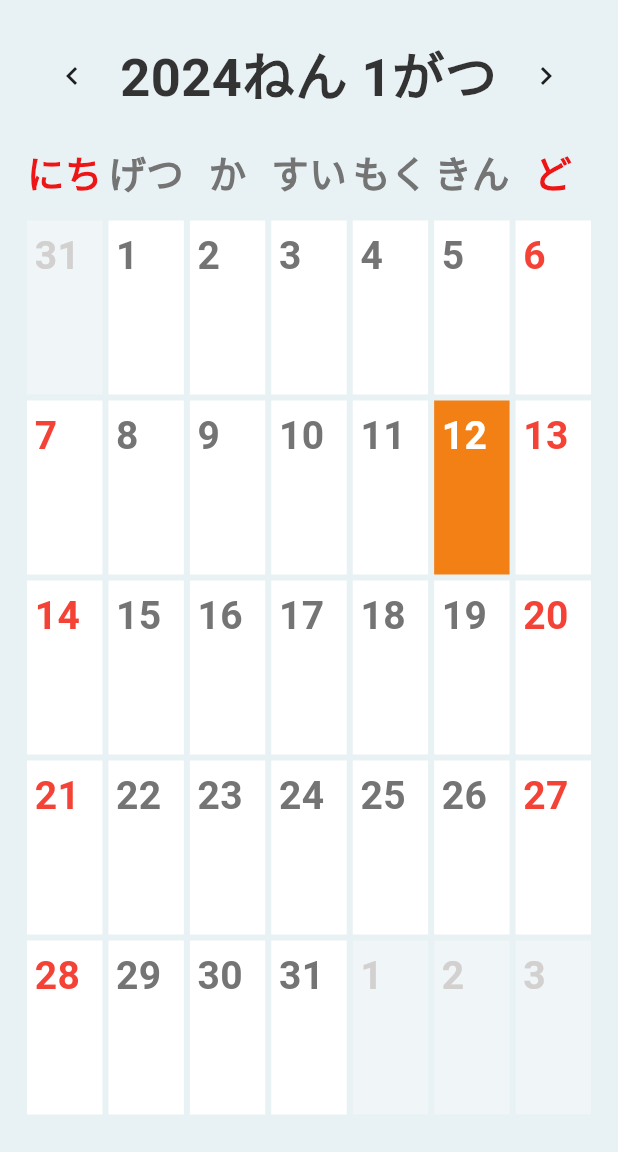
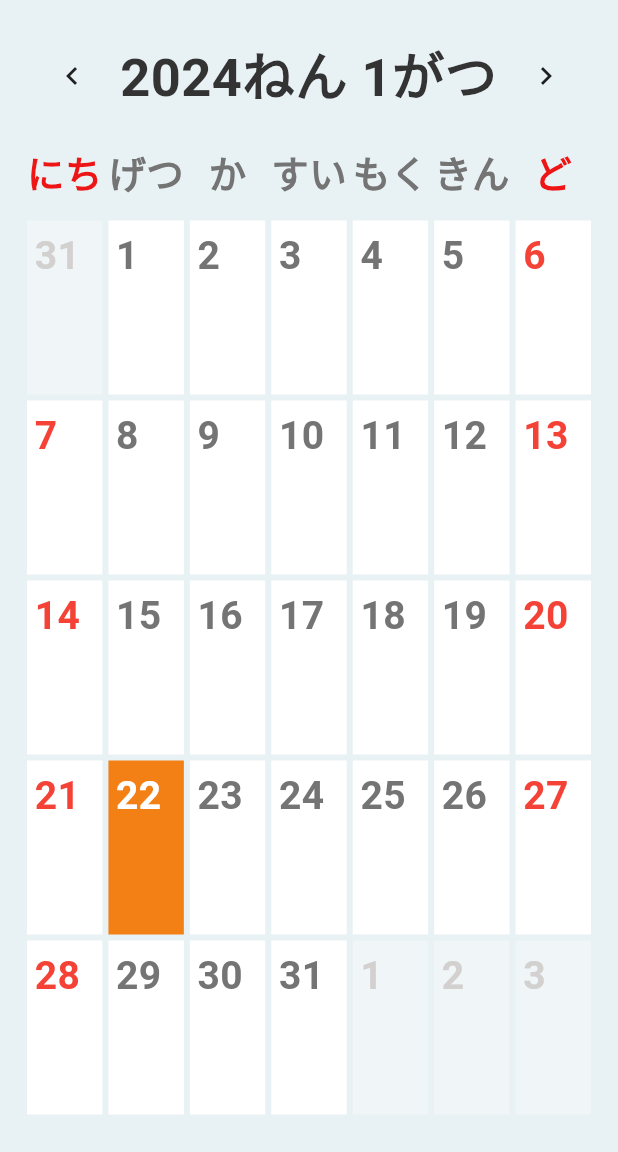
Before and after one commit to BTC5-team1-noside/Motta_student, a Flutter app: the CalendarPage screen opened directly with empty values, on a phone screen of 412 x 824 dp, the part 84-1236 px from its top. Run offline on Flutter 3.47's test engine with Material 3 defaults, Android fonts, the phone set to English and light mode, and no system bars; drawn by our look-alikes of table_calendar; our stand-ins replace audioplayers, device_preview, flutter_tts, just_audio, speech_to_text; network calls fail.

Commit message:
カレンダーとログインページをデモ用に変更

```diff
--- a/lib/screens/calendar_page.dart
+++ b/lib/screens/calendar_page.dart
@@ -27,6 +27,7 @@ class _CalendarPageState extends State<CalendarPage> {
   late List _data;
   late int _studentId;
   late AudioPlayer _bgmController;
+  late final DateTime _selected = DateTime(2024, 1, 22);
 
   @override
   void initState() {
@@ -90,7 +91,8 @@ class _CalendarPageState extends State<CalendarPage> {
                           },
                         ),
                         focusedDay: DateTime.now(),
-                        // focusedDay: DateTime(2024, 1, 10),
+
+                        // focusedDay: DateTime(2024, 1, 22),
                         firstDay: DateTime.utc(2022, 4, 1),
                         lastDay: DateTime.utc(2025, 12, 31),
                         locale: Localizations.localeOf(context).languageCode,
@@ -114,7 +116,32 @@ class _CalendarPageState extends State<CalendarPage> {
                           defaultTextStyle: TextStyle(fontSize: 21),
                           isTodayHighlighted: true,
                         ),
+                        selectedDayPredicate: (DateTime date) {
+                          // 選択中の日付を判定し、その日付の場合にtrueを返します
+                          return isSameDay(_selected, date);
+                        },
+
                         calendarBuilders: CalendarBuilders(
+                          selectedBuilder: (context, date, events) {
+                            return Container(
+                              margin: const EdgeInsets.all(2.0),
+                              alignment: Alignment.topLeft,
+                              decoration: const BoxDecoration(
+                                color: Color.fromARGB(255, 243, 128, 21),
+                              ),
+                              child: Padding(
+                                padding: const EdgeInsets.only(left: 5, top: 5),
+                                child: Text(
+                                  '${date.day}',
+                                  style: const TextStyle(
+                                    fontSize: 26,
+                                    fontWeight: FontWeight.w600,
+                                    color: Color.fromARGB(255, 255, 255, 255),
+                                  ),
+                                ),
+                              ),
+                            );
+                          },
                           defaultBuilder: (context, date, events) {
                             return Container(
                               margin: const EdgeInsets.all(2.0),
@@ -159,25 +186,49 @@ class _CalendarPageState extends State<CalendarPage> {
                               ),
                             );
                           },
-                          todayBuilder: (context, day, focusedDay) {
+                          todayBuilder: (context, date, _) {
                             return Container(
                               margin: const EdgeInsets.all(2.0),
                               alignment: Alignment.topLeft,
                               decoration: const BoxDecoration(
-                                color: Color.fromARGB(255, 243, 128, 21),
+                                color: Colors.white,
                               ),
                               child: Padding(
                                 padding: const EdgeInsets.only(left: 5, top: 5),
                                 child: Text(
-                                  '${day.day}',
-                                  style: const TextStyle(
+                                  '${date.day}',
+                                  style: TextStyle(
                                     fontSize: 26,
                                     fontWeight: FontWeight.w600,
-                                    color: Color.fromARGB(255, 255, 255, 255),
+                                    color:
+                                        date.weekday == 6 || date.weekday == 7
+                                            ? Colors.red
+                                            : const Color.fromARGB(
+                                                255, 116, 116, 116),
                                   ),
                                 ),
                               ),
                             );
+
+                            // この下はデモ以外の時に使う
+                            // return Container(
+                            //   margin: const EdgeInsets.all(2.0),
+                            //   alignment: Alignment.topLeft,
+                            //   decoration: const BoxDecoration(
+                            //     color: Color.fromARGB(255, 243, 128, 21),
+                            //   ),
+                            //   child: Padding(
+                            //     padding: const EdgeInsets.only(left: 5, top: 5),
+                            //     child: Text(
+                            //       '${day.day}',
+                            //       style: const TextStyle(
+                            //         fontSize: 26,
+                            //         fontWeight: FontWeight.w600,
+                            //         color: Color.fromARGB(255, 255, 255, 255),
+                            //       ),
+                            //     ),
+                            //   ),
+                            // );
                           },
                           markerBuilder: (context, date, events) {
                             String dateOnly =
```
Also changed, not shown: lib/screens/student_login.dart (+31 -10 lines).
